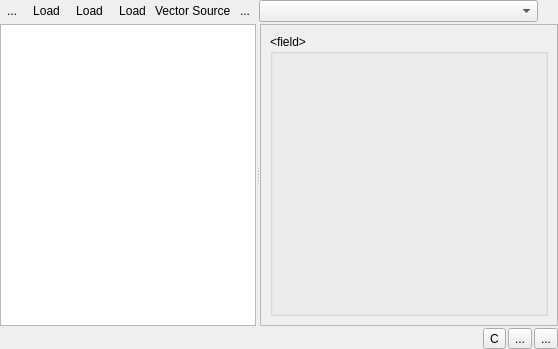
Above: timeseriesviewer/ui/labelingdock.ui from jakimowb/eo-time-series-viewer before the change. Below: the same form after it.
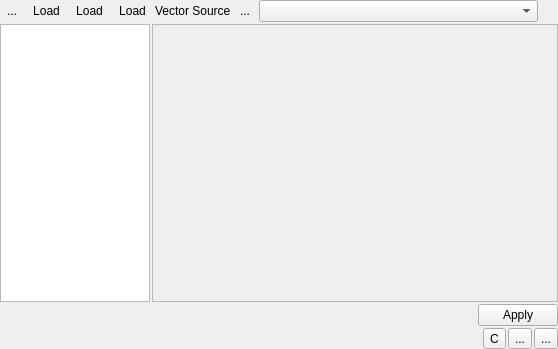
That is the form after the change. Icons and pictures are not drawn. Custom widgets are drawn as their Qt base class.

Commit message: changed labeling widgets

```diff
--- a/timeseriesviewer/ui/labelingdock.ui
+++ b/timeseriesviewer/ui/labelingdock.ui
@@ -227,11 +227,19 @@
          <number>0</number>
         </property>
         <item>
-         <widget class="QSplitter" name="splitter">
-          <property name="orientation">
-           <enum>Qt::Horizontal</enum>
-          </property>
           <widget class="QTableView" name="configTableView">
+          <property name="sizePolicy">
+           <sizepolicy hsizetype="Expanding" vsizetype="Expanding">
+            <horstretch>0</horstretch>
+            <verstretch>0</verstretch>
+           </sizepolicy>
+          </property>
+          <property name="maximumSize">
+           <size>
+            <width>150</width>
+            <height>16777215</height>
+           </size>
+          </property>
            <property name="selectionMode">
             <enum>QAbstractItemView::SingleSelection</enum>
            </property>
@@ -239,57 +247,68 @@
             <enum>QAbstractItemView::SelectRows</enum>
            </property>
           </widget>
-          <widget class="QScrollArea" name="scrollArea">
-           <property name="sizePolicy">
-            <sizepolicy hsizetype="Expanding" vsizetype="Expanding">
-             <horstretch>1</horstretch>
-             <verstretch>0</verstretch>
-            </sizepolicy>
+        </item>
+        <item>
+         <widget class="QScrollArea" name="scrollAreaWidgetTypes">
+          <property name="horizontalScrollBarPolicy">
+           <enum>Qt::ScrollBarAsNeeded</enum>
            </property>
            <property name="sizeAdjustPolicy">
-            <enum>QAbstractScrollArea::AdjustToContents</enum>
+           <enum>QAbstractScrollArea::AdjustIgnored</enum>
            </property>
            <property name="widgetResizable">
             <bool>true</bool>
            </property>
-           <widget class="QWidget" name="scrollAreaWidgetContents">
+          <widget class="QWidget" name="scrollAreaWidgetTypesContents">
             <property name="geometry">
              <rect>
               <x>0</x>
               <y>0</y>
-              <width>293</width>
-              <height>263</height>
+             <width>392</width>
+             <height>239</height>
              </rect>
             </property>
             <layout class="QVBoxLayout" name="verticalLayout_3">
-             <item>
-              <widget class="QGroupBox" name="gbConfigField">
-               <property name="sizePolicy">
-                <sizepolicy hsizetype="Preferred" vsizetype="Preferred">
-                 <horstretch>2</horstretch>
-                 <verstretch>0</verstretch>
-                </sizepolicy>
-               </property>
-               <property name="minimumSize">
-                <size>
-                 <width>50</width>
-                 <height>50</height>
-                </size>
-               </property>
-               <property name="title">
-                <string>&lt;field&gt;</string>
-               </property>
+            <property name="spacing">
+             <number>2</number>
+            </property>
+            <property name="leftMargin">
+             <number>0</number>
+            </property>
+            <property name="topMargin">
+             <number>0</number>
+            </property>
+            <property name="rightMargin">
+             <number>0</number>
+            </property>
+            <property name="bottomMargin">
+             <number>0</number>
+            </property>
+            <item>
+             <widget class="QStackedWidget" name="stackedFieldConfigs">
+              <property name="autoFillBackground">
+               <bool>false</bool>
+              </property>
               </widget>
              </item>
             </layout>
            </widget>
           </widget>
-         </widget>
         </item>
        </layout>
       </widget>
      </widget>
     </item>
+    <item>
+     <widget class="QDialogButtonBox" name="buttonBoxEditorWidget">
+      <property name="standardButtons">
+       <set>QDialogButtonBox::Apply</set>
+      </property>
+      <property name="centerButtons">
+       <bool>false</bool>
+      </property>
+     </widget>
+    </item>
     <item>
      <widget class="QWidget" name="btnBar2" native="true">
       <layout class="QHBoxLayout" name="btnBarBottom">
```
Lines whose indentation alone changed are shown as unchanged. The commit also changes 5 other files.
